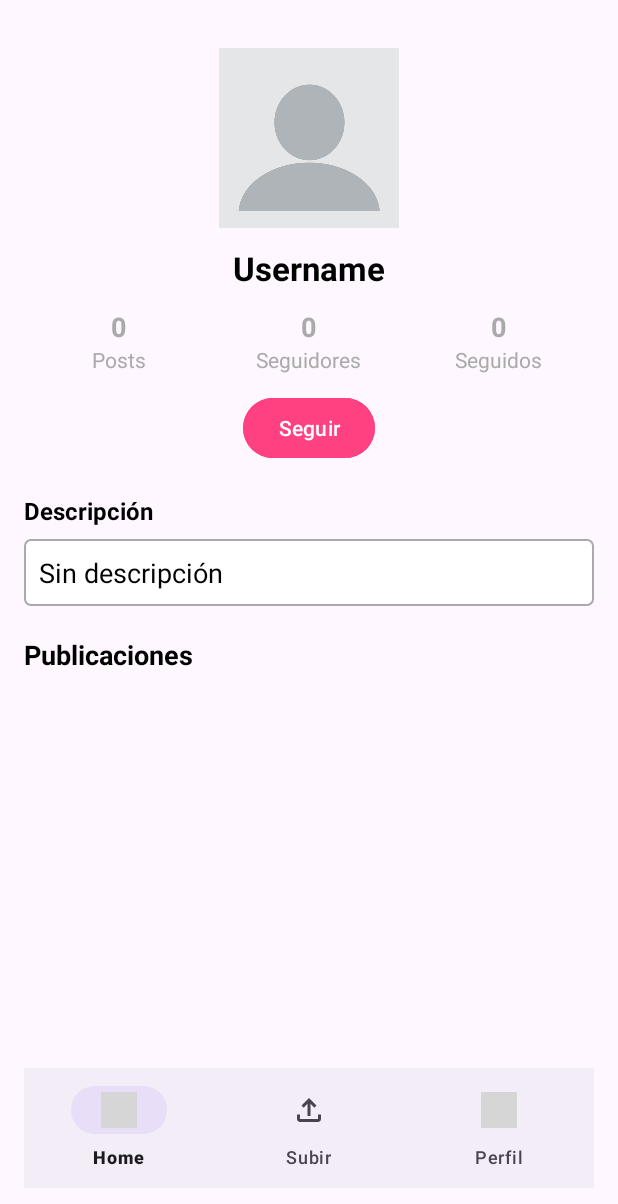
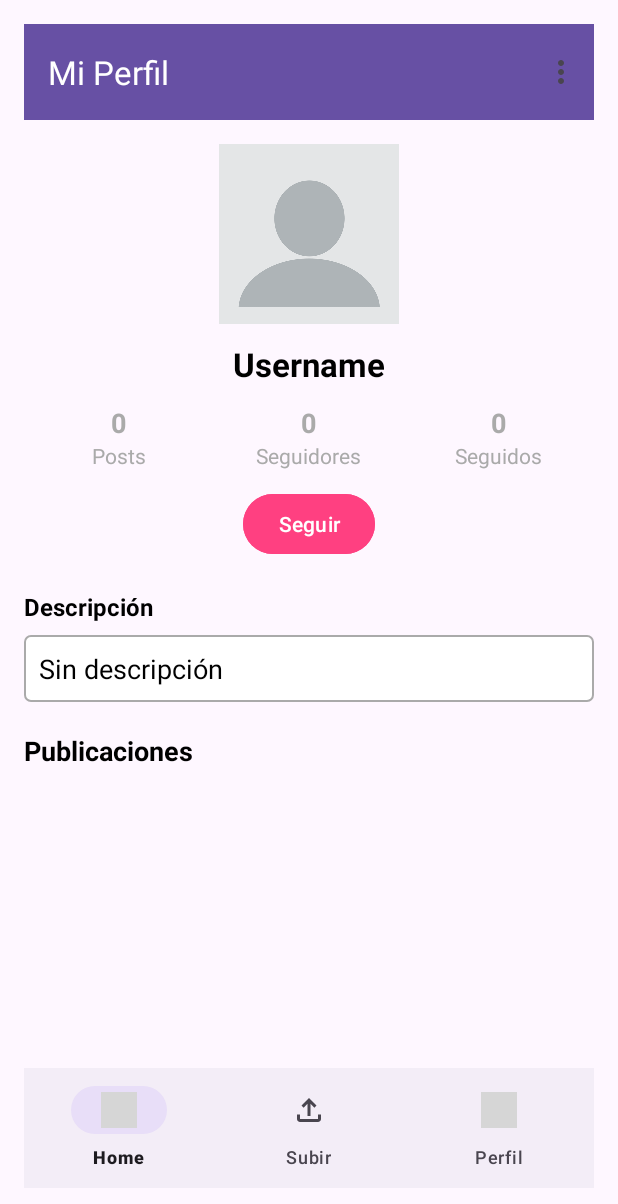
Before and after one commit to AleIb12/KitcheniaSocialNetwork, an Android app: the UserProfileActivity screen opened directly, with no data from a screen before it, on a phone screen of 412 x 824 dp. Shown: the top 1204 px of the screen. Run offline under Robolectric (Android 15) with nearby library versions, the phone set to English and light mode, and no system bars; our stand-ins replace Firebase (no records; nobody signed in at launch, a user with empty details on screens opened directly); pictures from the network do not load; grey boxes are pictures that could not be loaded.

```diff
--- a/app/build.gradle.kts
+++ b/app/build.gradle.kts
@@ -61,6 +61,9 @@ dependencies {
     androidTestImplementation ("org.mockito:mockito-android:4.0.0")
     // Dependencia para Google Sign-In
     implementation ("com.google.android.gms:play-services-auth:20.5.0")
+    implementation ("com.google.firebase:firebase-auth:21.0.1")
+    implementation ("com.google.firebase:firebase-firestore:24.0.1")
+    implementation ("com.google.firebase:firebase-storage:20.0.1")
 
     // Si también usas Firebase Authentication, podrías necesitar:
     implementation ("com.google.firebase:firebase-auth:21.0.1")
--- a/app/src/main/java/com/example/kitchenia/UserProfileActivity.java
+++ b/app/src/main/java/com/example/kitchenia/UserProfileActivity.java
@@ -10,6 +10,9 @@ import android.text.Editable;
 import android.text.InputType;
 import android.text.TextWatcher;
 import android.view.KeyEvent;
+import android.view.Menu;
+import android.view.MenuInflater;
+import android.view.MenuItem;
 import android.view.inputmethod.EditorInfo;
 import android.view.inputmethod.InputMethodManager;
 import android.widget.Button;
@@ -17,6 +20,9 @@ import android.widget.EditText;
 import android.widget.ImageView;
 import android.widget.TextView;
 import android.widget.Toast;
+import androidx.appcompat.widget.Toolbar;
+
+
 
 import androidx.appcompat.app.AppCompatActivity;
 import androidx.recyclerview.widget.LinearLayoutManager;
@@ -56,11 +62,15 @@ public class UserProfileActivity extends AppCompatActivity {
     // Guardar la descripción original para comparar cambios
     private String originalDescription;
 
+
     @SuppressLint("MissingInflatedId")
     @Override
     protected void onCreate(Bundle savedInstanceState) {
         super.onCreate(savedInstanceState);
         setContentView(R.layout.activity_user);
+
+        Toolbar toolbar = findViewById(R.id.toolbar);
+        setSupportActionBar(toolbar);
 
         mAuth = FirebaseAuth.getInstance();
         db = FirebaseFirestore.getInstance();
@@ -266,6 +276,26 @@ public class UserProfileActivity extends AppCompatActivity {
         }
     }
 
+
+    @Override
+    public boolean onCreateOptionsMenu(Menu menu) {
+        MenuInflater inflater = getMenuInflater();
+        inflater.inflate(R.menu.menu_profile, menu);
+        return true;
+    }
+
+    @Override
+    public boolean onOptionsItemSelected(MenuItem item) {
+        if (item.getItemId() == R.id.action_logout) {
+            // Cerrar sesión y redirigir a LoginActivity
+            Intent intent = new Intent(this, LoginActivity.class);
+            intent.setFlags(Intent.FLAG_ACTIVITY_NEW_TASK | Intent.FLAG_ACTIVITY_CLEAR_TASK);
+            startActivity(intent);
+            return true;
+        }
+        return super.onOptionsItemSelected(item);
+    }
+
     // Carga las cartas (imágenes) del usuario desde Firestore
     private void cargarCartasDelUsuario() {
         if (mAuth.getCurrentUser() != null) {
@@ -294,5 +324,7 @@ public class UserProfileActivity extends AppCompatActivity {
                             Toast.makeText(this, "Error loading user cards", Toast.LENGTH_SHORT).show()
                     );
         }
+
     }
+
 }
--- a/app/src/main/res/layout/activity_user.xml
+++ b/app/src/main/res/layout/activity_user.xml
@@ -25,7 +25,13 @@
             android:layout_height="wrap_content"
             android:orientation="vertical"
             android:gravity="center_horizontal">
-
+            <androidx.appcompat.widget.Toolbar
+                android:id="@+id/toolbar"
+                android:layout_width="match_parent"
+                android:layout_height="?attr/actionBarSize"
+                android:background="?attr/colorPrimary"
+                app:title="Mi Perfil"
+                app:titleTextColor="@android:color/white"/>
             <!-- Imagen de perfil interactiva -->
             <ImageView
                 android:id="@+id/ivProfileImage"
@@ -38,6 +44,8 @@
                 android:clickable="true"
                 android:focusable="true"
                 android:background="?attr/selectableItemBackgroundBorderless" />
+
+
 
             <!-- Nombre de usuario -->
             <TextView
--- /dev/null
+++ b/app/src/main/res/menu/menu_profile.xml
@@ -0,0 +1,8 @@
+<?xml version="1.0" encoding="utf-8"?>
+<menu xmlns:android="http://schemas.android.com/apk/res/android">
+    <item
+        android:id="@+id/action_logout"
+        android:title="Cerrar sesión"
+        android:icon="@drawable/ic_logout"
+        android:showAsAction="ifRoom"/>
+</menu>
```
Also changed, not shown: app/src/main/res/drawable/ic_logout.png (added).
